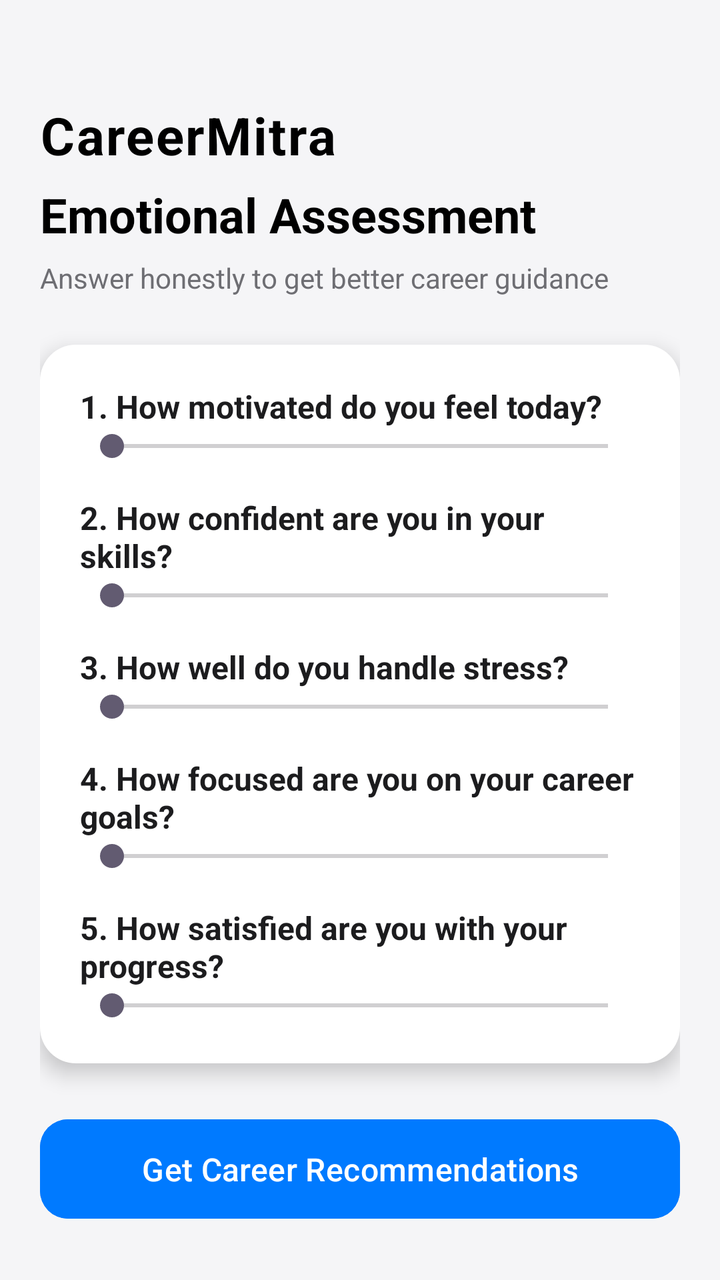
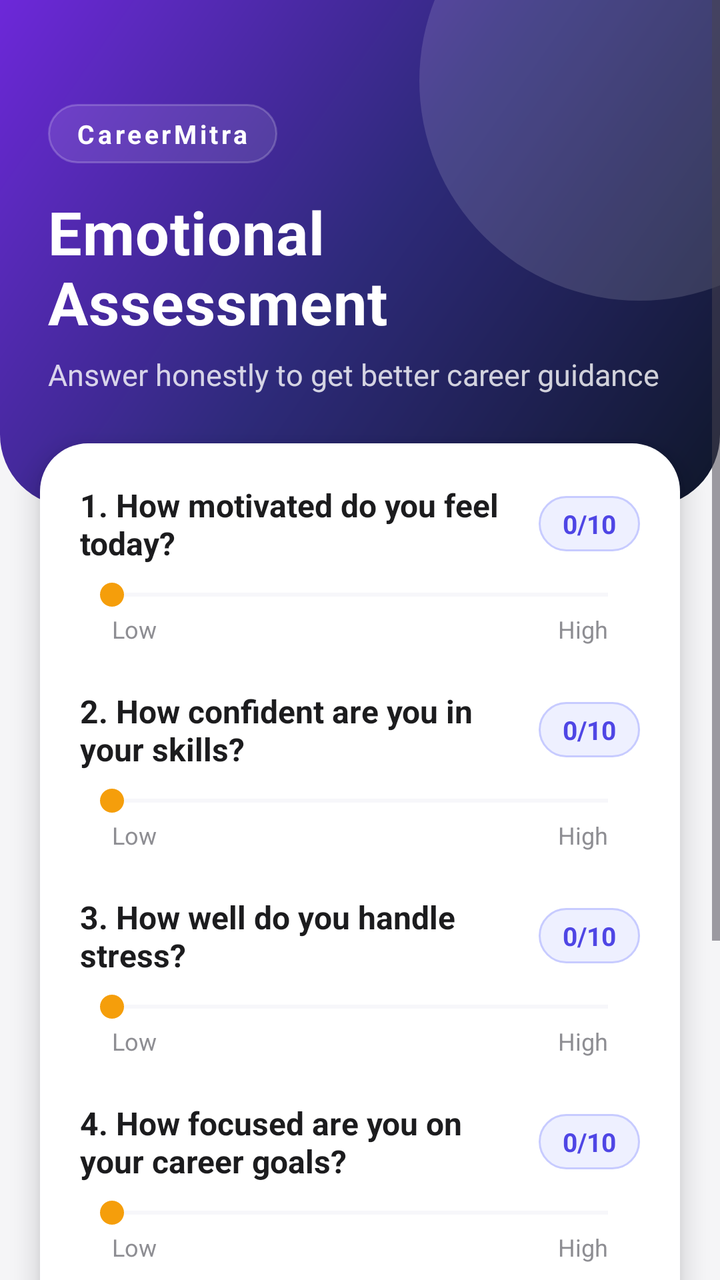

The first picture is an Android layout as it rendered before a commit; the second is the same layout after the commit. The layout source and the unified diff follow.
<!-- AndroidManifest.xml: application theme Theme.CareerMitra -->
<!-- res/layout/activity_questions.xml -->
<?xml version="1.0" encoding="utf-8"?>
<ScrollView xmlns:android="http://schemas.android.com/apk/res/android"
    xmlns:app="http://schemas.android.com/apk/res-auto"
    android:id="@+id/activity_questions"
    android:layout_width="match_parent"
    android:layout_height="match_parent"
    android:background="#F5F5F7"
    android:padding="20dp"
    android:fillViewport="true">

    <LinearLayout
        android:layout_width="match_parent"
        android:layout_height="wrap_content"
        android:orientation="vertical">

        
        <TextView
            android:layout_width="wrap_content"
            android:layout_height="wrap_content"
            android:layout_marginTop="30dp"
            android:text="CareerMitra"
            android:textSize="26sp"
            android:textStyle="bold"
            android:textColor="#000000"
            android:letterSpacing="0.03"
            android:layout_marginBottom="6dp"/>

        
        <TextView
            android:layout_width="wrap_content"
            android:layout_height="wrap_content"
            android:text="Emotional Assessment"
            android:textSize="24sp"
            android:textStyle="bold"
            android:textColor="#000000"
            android:layout_marginBottom="6dp"/>

        
        <TextView
            android:layout_width="wrap_content"
            android:layout_height="wrap_content"
            android:text="Answer honestly to get better career guidance"
            android:textSize="14sp"
            android:textColor="#6E6E73"
            android:layout_marginBottom="24dp"/>

        
        <LinearLayout
            android:layout_width="match_parent"
            android:layout_height="wrap_content"
            android:orientation="vertical"
            android:background="@drawable/bg_apple_card"
            android:padding="20dp"
            android:elevation="6dp"
            android:layout_marginBottom="24dp">

            
            <TextView
                android:text="1. How motivated do you feel today?"
                android:textStyle="bold"
                android:layout_width="wrap_content"
                android:layout_height="wrap_content"
                android:textSize="16sp"
                android:textColor="#1C1C1E"/>

            <SeekBar
                android:id="@+id/seekBar1"
                android:layout_width="match_parent"
                android:layout_height="wrap_content"
                android:max="10"/>

            
            <TextView
                android:text="2. How confident are you in your skills?"
                android:textStyle="bold"
                android:layout_width="wrap_content"
                android:layout_height="wrap_content"
                android:textSize="16sp"
                android:textColor="#1C1C1E"
                android:layout_marginTop="16dp"/>

            <SeekBar
                android:id="@+id/seekBar2"
                android:layout_width="match_parent"
                android:layout_height="wrap_content"
                android:max="10"/>

            
            <TextView
                android:text="3. How well do you handle stress?"
                android:textStyle="bold"
                android:textSize="16sp"
                android:layout_width="wrap_content"
                android:layout_height="wrap_content"
                android:textColor="#1C1C1E"
                android:layout_marginTop="16dp"/>

            <SeekBar
                android:id="@+id/seekBar3"
                android:layout_width="match_parent"
                android:layout_height="wrap_content"
                android:max="10"/>

            
            <TextView
                android:text="4. How focused are you on your career goals?"
                android:textStyle="bold"
                android:textSize="16sp"
                android:textColor="#1C1C1E"
                android:layout_width="wrap_content"
                android:layout_height="wrap_content"
                android:layout_marginTop="16dp"/>

            <SeekBar
                android:id="@+id/seekBar4"
                android:layout_width="match_parent"
                android:layout_height="wrap_content"
                android:max="10"/>

            
            <TextView
                android:text="5. How satisfied are you with your progress?"
                android:textStyle="bold"
                android:textSize="16sp"
                android:layout_width="wrap_content"
                android:layout_height="wrap_content"
                android:textColor="#1C1C1E"
                android:layout_marginTop="16dp"/>

            <SeekBar
                android:id="@+id/seekBar5"
                android:layout_width="match_parent"
                android:layout_height="wrap_content"
                android:max="10"/>

        </LinearLayout>

        
        <com.google.android.material.button.MaterialButton
            android:id="@+id/buttonGetRecommendations"
            android:layout_width="match_parent"
            android:layout_height="wrap_content"
            android:text="Get Career Recommendations"
            android:textAllCaps="false"
            android:textSize="16sp"
            android:textColor="#FFFFFF"
            app:cornerRadius="14dp"
            android:paddingVertical="14dp"
            android:backgroundTint="#007AFF"/>

    </LinearLayout>
</ScrollView>
<!-- resources referenced by this layout -->
<resources>
  <!-- drawable bg_apple_card (drawable) -->
  <shape xmlns:android="http://schemas.android.com/apk/res/android">
      <solid android:color="#FFFFFF"/>
      <corners android:radius="18dp"/>
  </shape>
  <style name="Theme.CareerMitra" parent="Theme.Material3.DayNight.NoActionBar">
  
          
          <item name="windowActionBar">false</item>
          <item name="windowNoTitle">true</item>
  
          
          <item name="android:statusBarColor">@android:color/transparent</item>
          <item name="android:navigationBarColor">@android:color/black</item>
  
          
          <item name="android:windowBackground">@color/white</item>
  
      </style>
  <color name="white">#FFFFFF</color>
</resources>

<!-- the commit's change to res/layout/activity_questions.xml (unified diff, before → after) -->
@@ -5,7 +5,6 @@
     android:layout_width="match_parent"
     android:layout_height="match_parent"
     android:background="#F5F5F7"
-    android:padding="20dp"
     android:fillViewport="true">
 
     <LinearLayout
@@ -14,124 +13,377 @@
         android:orientation="vertical">
 
         
-        <TextView
-            android:layout_width="wrap_content"
+        <FrameLayout
+            android:layout_width="match_parent"
             android:layout_height="wrap_content"
-            android:layout_marginTop="30dp"
-            android:text="CareerMitra"
-            android:textSize="26sp"
-            android:textStyle="bold"
-            android:textColor="#000000"
-            android:letterSpacing="0.03"
-            android:layout_marginBottom="6dp"/>
-
-        
-        <TextView
-            android:layout_width="wrap_content"
-            android:layout_height="wrap_content"
-            android:text="Emotional Assessment"
-            android:textSize="24sp"
-            android:textStyle="bold"
-            android:textColor="#000000"
-            android:layout_marginBottom="6dp"/>
-
-        
-        <TextView
-            android:layout_width="wrap_content"
-            android:layout_height="wrap_content"
-            android:text="Answer honestly to get better career guidance"
-            android:textSize="14sp"
-            android:textColor="#6E6E73"
-            android:layout_marginBottom="24dp"/>
+            android:background="@drawable/bg_header_gradient">
+
+            <View
+                android:id="@+id/blobQuestions"
+                android:layout_width="220dp"
+                android:layout_height="220dp"
+                android:layout_gravity="top|end"
+                android:layout_marginTop="-70dp"
+                android:layout_marginEnd="-70dp"
+                android:background="@drawable/bg_blob" />
+
+            <LinearLayout
+                android:layout_width="match_parent"
+                android:layout_height="wrap_content"
+                android:orientation="vertical"
+                android:paddingStart="24dp"
+                android:paddingEnd="24dp"
+                android:paddingTop="52dp"
+                android:paddingBottom="56dp">
+
+                <TextView
+                    android:id="@+id/tvBrand"
+                    android:layout_width="wrap_content"
+                    android:layout_height="wrap_content"
+                    android:text="CareerMitra"
+                    android:textSize="13sp"
+                    android:textStyle="bold"
+                    android:textColor="#FFFFFF"
+                    android:letterSpacing="0.12"
+                    android:background="@drawable/bg_chip"
+                    android:paddingStart="14dp"
+                    android:paddingEnd="14dp"
+                    android:paddingTop="6dp"
+                    android:paddingBottom="6dp"
+                    android:layout_marginBottom="14dp"/>
+
+                <TextView
+                    android:id="@+id/tvTitle"
+                    android:layout_width="wrap_content"
+                    android:layout_height="wrap_content"
+                    android:text="Emotional Assessment"
+                    android:textSize="30sp"
+                    android:textStyle="bold"
+                    android:textColor="#FFFFFF"
+                    android:letterSpacing="0.01"/>
+
+                <TextView
+                    android:id="@+id/tvSubtitle"
+                    android:layout_width="wrap_content"
+                    android:layout_height="wrap_content"
+                    android:text="Answer honestly to get better career guidance"
+                    android:textSize="15sp"
+                    android:textColor="#CCFFFFFF"
+                    android:layout_marginTop="6dp"/>
+            </LinearLayout>
+        </FrameLayout>
 
         
         <LinearLayout
+            android:id="@+id/cardQuestions"
             android:layout_width="match_parent"
             android:layout_height="wrap_content"
             android:orientation="vertical"
-            android:background="@drawable/bg_apple_card"
+            android:background="@drawable/bg_card_elevated"
             android:padding="20dp"
-            android:elevation="6dp"
-            android:layout_marginBottom="24dp">
+            android:elevation="8dp"
+            android:layout_marginStart="20dp"
+            android:layout_marginEnd="20dp"
+            android:layout_marginTop="-32dp">
 
             
-            <TextView
-                android:text="1. How motivated do you feel today?"
-                android:textStyle="bold"
-                android:layout_width="wrap_content"
-                android:layout_height="wrap_content"
-                android:textSize="16sp"
-                android:textColor="#1C1C1E"/>
-
-            <SeekBar
-                android:id="@+id/seekBar1"
-                android:layout_width="match_parent"
-                android:layout_height="wrap_content"
-                android:max="10"/>
+            <LinearLayout
+                android:id="@+id/q1"
+                android:layout_width="match_parent"
+                android:layout_height="wrap_content"
+                android:orientation="vertical">
+
+                <LinearLayout
+                    android:layout_width="match_parent"
+                    android:layout_height="wrap_content"
+                    android:orientation="horizontal"
+                    android:gravity="center_vertical">
+
+                    <TextView
+                        android:layout_width="0dp"
+                        android:layout_weight="1"
+                        android:layout_height="wrap_content"
+                        android:text="1. How motivated do you feel today?"
+                        android:textStyle="bold"
+                        android:textSize="16sp"
+                        android:textColor="#1C1C1E"/>
+
+                    <TextView
+                        android:id="@+id/tvValue1"
+                        android:layout_width="wrap_content"
+                        android:layout_height="wrap_content"
+                        android:layout_marginStart="10dp"
+                        android:background="@drawable/bg_value_pill"
+                        android:paddingStart="12dp"
+                        android:paddingEnd="12dp"
+                        android:paddingTop="5dp"
+                        android:paddingBottom="5dp"
+                        android:text="0/10"
+                        android:textSize="13sp"
+                        android:textStyle="bold"
+                        android:textColor="#4F46E5"/>
+                </LinearLayout>
+
+                <SeekBar
+                    android:id="@+id/seekBar1"
+                    android:layout_width="match_parent"
+                    android:layout_height="wrap_content"
+                    android:layout_marginTop="6dp"
+                    android:max="10"
+                    android:progressTint="#4F46E5"
+                    android:progressBackgroundTint="#E0E0EA"
+                    android:thumbTint="#F59E0B"/>
+
+                <LinearLayout
+                    android:layout_width="match_parent"
+                    android:layout_height="wrap_content"
+                    android:orientation="horizontal"
+                    android:paddingStart="16dp"
+                    android:paddingEnd="16dp">
+                    <TextView android:layout_width="0dp" android:layout_weight="1" android:layout_height="wrap_content" android:text="Low" android:textSize="12sp" android:textColor="#8E8E93"/>
+                    <TextView android:layout_width="wrap_content" android:layout_height="wrap_content" android:text="High" android:textSize="12sp" android:textColor="#8E8E93"/>
+                </LinearLayout>
+            </LinearLayout>
 
             
-            <TextView
-                android:text="2. How confident are you in your skills?"
-                android:textStyle="bold"
-                android:layout_width="wrap_content"
-                android:layout_height="wrap_content"
-                android:textSize="16sp"
-                android:textColor="#1C1C1E"
-                android:layout_marginTop="16dp"/>
-
-            <SeekBar
-                android:id="@+id/seekBar2"
-                android:layout_width="match_parent"
-                android:layout_height="wrap_content"
-                android:max="10"/>
+            <LinearLayout
+                android:id="@+id/q2"
+                android:layout_width="match_parent"
+                android:layout_height="wrap_content"
+                android:orientation="vertical"
+                android:layout_marginTop="22dp">
+
+                <LinearLayout
+                    android:layout_width="match_parent"
+                    android:layout_height="wrap_content"
+                    android:orientation="horizontal"
+                    android:gravity="center_vertical">
+
+                    <TextView
+                        android:layout_width="0dp"
+                        android:layout_weight="1"
+                        android:layout_height="wrap_content"
+                        android:text="2. How confident are you in your skills?"
+                        android:textStyle="bold"
+                        android:textSize="16sp"
+                        android:textColor="#1C1C1E"/>
+
+                    <TextView
+                        android:id="@+id/tvValue2"
+                        android:layout_width="wrap_content"
+                        android:layout_height="wrap_content"
+                        android:layout_marginStart="10dp"
+                        android:background="@drawable/bg_value_pill"
+                        android:paddingStart="12dp"
+                        android:paddingEnd="12dp"
+                        android:paddingTop="5dp"
+                        android:paddingBottom="5dp"
+                        android:text="0/10"
+                        android:textSize="13sp"
+                        android:textStyle="bold"
+                        android:textColor="#4F46E5"/>
+                </LinearLayout>
+
+                <SeekBar
+                    android:id="@+id/seekBar2"
+                    android:layout_width="match_parent"
+                    android:layout_height="wrap_content"
+                    android:layout_marginTop="6dp"
+                    android:max="10"
+                    android:progressTint="#4F46E5"
+                    android:progressBackgroundTint="#E0E0EA"
+                    android:thumbTint="#F59E0B"/>
+
+                <LinearLayout
+                    android:layout_width="match_parent"
+                    android:layout_height="wrap_content"
+                    android:orientation="horizontal"
+                    android:paddingStart="16dp"
+                    android:paddingEnd="16dp">
+                    <TextView android:layout_width="0dp" android:layout_weight="1" android:layout_height="wrap_content" android:text="Low" android:textSize="12sp" android:textColor="#8E8E93"/>
+                    <TextView android:layout_width="wrap_content" android:layout_height="wrap_content" android:text="High" android:textSize="12sp" android:textColor="#8E8E93"/>
+                </LinearLayout>
+            </LinearLayout>
 
             
-            <TextView
-                android:text="3. How well do you handle stress?"
-                android:textStyle="bold"
-                android:textSize="16sp"
-                android:layout_width="wrap_content"
-                android:layout_height="wrap_content"
-                android:textColor="#1C1C1E"
-                android:layout_marginTop="16dp"/>
-
-            <SeekBar
-                android:id="@+id/seekBar3"
-                android:layout_width="match_parent"
-                android:layout_height="wrap_content"
-                android:max="10"/>
+            <LinearLayout
+                android:id="@+id/q3"
+                android:layout_width="match_parent"
+                android:layout_height="wrap_content"
+                android:orientation="vertical"
+                android:layout_marginTop="22dp">
+
+                <LinearLayout
+                    android:layout_width="match_parent"
+                    android:layout_height="wrap_content"
+                    android:orientation="horizontal"
+                    android:gravity="center_vertical">
+
+                    <TextView
+                        android:layout_width="0dp"
+                        android:layout_weight="1"
+                        android:layout_height="wrap_content"
+                        android:text="3. How well do you handle stress?"
+                        android:textStyle="bold"
+                        android:textSize="16sp"
+                        android:textColor="#1C1C1E"/>
+
+                    <TextView
+                        android:id="@+id/tvValue3"
+                        android:layout_width="wrap_content"
+                        android:layout_height="wrap_content"
+                        android:layout_marginStart="10dp"
+                        android:background="@drawable/bg_value_pill"
+                        android:paddingStart="12dp"
+                        android:paddingEnd="12dp"
+                        android:paddingTop="5dp"
+                        android:paddingBottom="5dp"
+                        android:text="0/10"
+                        android:textSize="13sp"
+                        android:textStyle="bold"
+                        android:textColor="#4F46E5"/>
+                </LinearLayout>
+
+                <SeekBar
+                    android:id="@+id/seekBar3"
+                    android:layout_width="match_parent"
+                    android:layout_height="wrap_content"
+                    android:layout_marginTop="6dp"
+                    android:max="10"
+                    android:progressTint="#4F46E5"
+                    android:progressBackgroundTint="#E0E0EA"
+                    android:thumbTint="#F59E0B"/>
+
+                <LinearLayout
+                    android:layout_width="match_parent"
+                    android:layout_height="wrap_content"
+                    android:orientation="horizontal"
+                    android:paddingStart="16dp"
+                    android:paddingEnd="16dp">
+                    <TextView android:layout_width="0dp" android:layout_weight="1" android:layout_height="wrap_content" android:text="Low" android:textSize="12sp" android:textColor="#8E8E93"/>
+                    <TextView android:layout_width="wrap_content" android:layout_height="wrap_content" android:text="High" android:textSize="12sp" android:textColor="#8E8E93"/>
+                </LinearLayout>
+            </LinearLayout>
 
             
-            <TextView
-                android:text="4. How focused are you on your career goals?"
-                android:textStyle="bold"
-                android:textSize="16sp"
-                android:textColor="#1C1C1E"
-                android:layout_width="wrap_content"
-                android:layout_height="wrap_content"
-                android:layout_marginTop="16dp"/>
-
-            <SeekBar
-                android:id="@+id/seekBar4"
-                android:layout_width="match_parent"
-                android:layout_height="wrap_content"
-                android:max="10"/>
+            <LinearLayout
+                android:id="@+id/q4"
+                android:layout_width="match_parent"
+                android:layout_height="wrap_content"
+                android:orientation="vertical"
+                android:layout_marginTop="22dp">
+
+                <LinearLayout
+                    android:layout_width="match_parent"
+                    android:layout_height="wrap_content"
+                    android:orientation="horizontal"
+                    android:gravity="center_vertical">
+
+                    <TextView
+                        android:layout_width="0dp"
+                        android:layout_weight="1"
+                        android:layout_height="wrap_content"
+                        android:text="4. How focused are you on your career goals?"
+                        android:textStyle="bold"
+                        android:textSize="16sp"
+                        android:textColor="#1C1C1E"/>
+
+                    <TextView
+                        android:id="@+id/tvValue4"
+                        android:layout_width="wrap_content"
+                        android:layout_height="wrap_content"
+                        android:layout_marginStart="10dp"
+                        android:background="@drawable/bg_value_pill"
+                        android:paddingStart="12dp"
+                        android:paddingEnd="12dp"
+                        android:paddingTop="5dp"
+                        android:paddingBottom="5dp"
+                        android:text="0/10"
+                        android:textSize="13sp"
+                        android:textStyle="bold"
+                        android:textColor="#4F46E5"/>
+                </LinearLayout>
+
+                <SeekBar
+                    android:id="@+id/seekBar4"
+                    android:layout_width="match_parent"
+                    android:layout_height="wrap_content"
+                    android:layout_marginTop="6dp"
+                    android:max="10"
+                    android:progressTint="#4F46E5"
+                    android:progressBackgroundTint="#E0E0EA"
+                    android:thumbTint="#F59E0B"/>
+
+                <LinearLayout
+                    android:layout_width="match_parent"
+                    android:layout_height="wrap_content"
+                    android:orientation="horizontal"
+                    android:paddingStart="16dp"
+                    android:paddingEnd="16dp">
+                    <TextView android:layout_width="0dp" android:layout_weight="1" android:layout_height="wrap_content" android:text="Low" android:textSize="12sp" android:textColor="#8E8E93"/>
+                    <TextView android:layout_width="wrap_content" android:layout_height="wrap_content" android:text="High" android:textSize="12sp" android:textColor="#8E8E93"/>
+                </LinearLayout>
+            </LinearLayout>
 
             
-            <TextView
-                android:text="5. How satisfied are you with your progress?"
-                android:textStyle="bold"
-                android:textSize="16sp"
-                android:layout_width="wrap_content"
-                android:layout_height="wrap_content"
-                android:textColor="#1C1C1E"
-                android:layout_marginTop="16dp"/>
-
-            <SeekBar
-                android:id="@+id/seekBar5"
-                android:layout_width="match_parent"
-                android:layout_height="wrap_content"
-                android:max="10"/>
+            <LinearLayout
+                android:id="@+id/q5"
+                android:layout_width="match_parent"
+                android:layout_height="wrap_content"
+                android:orientation="vertical"
+                android:layout_marginTop="22dp">
+
+                <LinearLayout
+                    android:layout_width="match_parent"
+                    android:layout_height="wrap_content"
+                    android:orientation="horizontal"
+                    android:gravity="center_vertical">
+
+                    <TextView
+                        android:layout_width="0dp"
+                        android:layout_weight="1"
+                        android:layout_height="wrap_content"
+                        android:text="5. How satisfied are you with your progress?"
+                        android:textStyle="bold"
+                        android:textSize="16sp"
+                        android:textColor="#1C1C1E"/>
+
+                    <TextView
+                        android:id="@+id/tvValue5"
+                        android:layout_width="wrap_content"
+                        android:layout_height="wrap_content"
+                        android:layout_marginStart="10dp"
+                        android:background="@drawable/bg_value_pill"
+                        android:paddingStart="12dp"
+                        android:paddingEnd="12dp"
+                        android:paddingTop="5dp"
+                        android:paddingBottom="5dp"
+                        android:text="0/10"
+                        android:textSize="13sp"
+                        android:textStyle="bold"
+                        android:textColor="#4F46E5"/>
+                </LinearLayout>
+
+                <SeekBar
+                    android:id="@+id/seekBar5"
+                    android:layout_width="match_parent"
+                    android:layout_height="wrap_content"
+                    android:layout_marginTop="6dp"
+                    android:max="10"
+                    android:progressTint="#4F46E5"
+                    android:progressBackgroundTint="#E0E0EA"
+                    android:thumbTint="#F59E0B"/>
+
+                <LinearLayout
+                    android:layout_width="match_parent"
+                    android:layout_height="wrap_content"
+                    android:orientation="horizontal"
+                    android:paddingStart="16dp"
+                    android:paddingEnd="16dp">
+                    <TextView android:layout_width="0dp" android:layout_weight="1" android:layout_height="wrap_content" android:text="Low" android:textSize="12sp" android:textColor="#8E8E93"/>
+                    <TextView android:layout_width="wrap_content" android:layout_height="wrap_content" android:text="High" android:textSize="12sp" android:textColor="#8E8E93"/>
+                </LinearLayout>
+            </LinearLayout>
 
         </LinearLayout>
 
@@ -139,14 +391,19 @@
         <com.google.android.material.button.MaterialButton
             android:id="@+id/buttonGetRecommendations"
             android:layout_width="match_parent"
-            android:layout_height="wrap_content"
-            android:text="Get Career Recommendations"
+            android:layout_height="60dp"
+            android:layout_marginStart="20dp"
+            android:layout_marginEnd="20dp"
+            android:layout_marginTop="24dp"
+            android:layout_marginBottom="32dp"
+            android:text="Get Career Recommendations  ✨"
             android:textAllCaps="false"
-            android:textSize="16sp"
+            android:textSize="17sp"
+            android:textStyle="bold"
             android:textColor="#FFFFFF"
-            app:cornerRadius="14dp"
-            android:paddingVertical="14dp"
-            android:backgroundTint="#007AFF"/>
+            android:elevation="6dp"
+            app:cornerRadius="18dp"
+            android:backgroundTint="#4F46E5"/>
 
     </LinearLayout>
 </ScrollView>
<!-- resource entries referenced after the edit -->
@@ -1,9 +1,41 @@
 <!-- resources referenced by this layout -->
 <resources>
-  <!-- drawable bg_apple_card (drawable) -->
-  <shape xmlns:android="http://schemas.android.com/apk/res/android">
-      <solid android:color="#FFFFFF"/>
-      <corners android:radius="18dp"/>
+  <!-- drawable bg_blob (drawable) -->
+  <?xml version="1.0" encoding="utf-8"?>
+  <shape xmlns:android="http://schemas.android.com/apk/res/android" android:shape="oval">
+      <solid android:color="#22FFFFFF" />
+  </shape>
+  <!-- drawable bg_card_elevated (drawable) -->
+  <?xml version="1.0" encoding="utf-8"?>
+  <shape xmlns:android="http://schemas.android.com/apk/res/android" android:shape="rectangle">
+      <solid android:color="#FFFFFF" />
+      <corners android:radius="24dp" />
+  </shape>
+  <!-- drawable bg_chip (drawable) -->
+  <?xml version="1.0" encoding="utf-8"?>
+  <shape xmlns:android="http://schemas.android.com/apk/res/android" android:shape="rectangle">
+      <solid android:color="#1AFFFFFF" />
+      <stroke android:width="1dp" android:color="#33FFFFFF" />
+      <corners android:radius="20dp" />
+  </shape>
+  <!-- drawable bg_header_gradient (drawable) -->
+  <?xml version="1.0" encoding="utf-8"?>
+  <shape xmlns:android="http://schemas.android.com/apk/res/android" android:shape="rectangle">
+      <gradient
+          android:angle="135"
+          android:startColor="#0F172A"
+          android:centerColor="#2E2A7A"
+          android:endColor="#6D28D9" />
+      <corners
+          android:bottomLeftRadius="36dp"
+          android:bottomRightRadius="36dp" />
+  </shape>
+  <!-- drawable bg_value_pill (drawable) -->
+  <?xml version="1.0" encoding="utf-8"?>
+  <shape xmlns:android="http://schemas.android.com/apk/res/android" android:shape="rectangle">
+      <solid android:color="#EEF0FF" />
+      <stroke android:width="1dp" android:color="#C7CBFF" />
+      <corners android:radius="20dp" />
   </shape>
   <style name="Theme.CareerMitra" parent="Theme.Material3.DayNight.NoActionBar">
   
